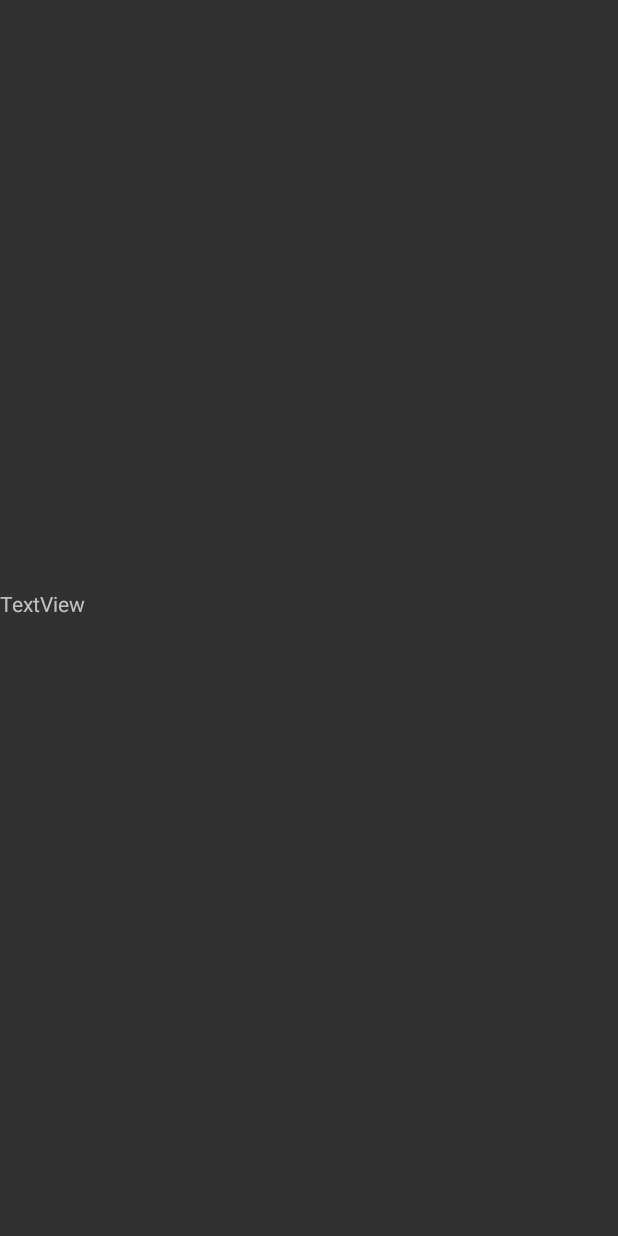
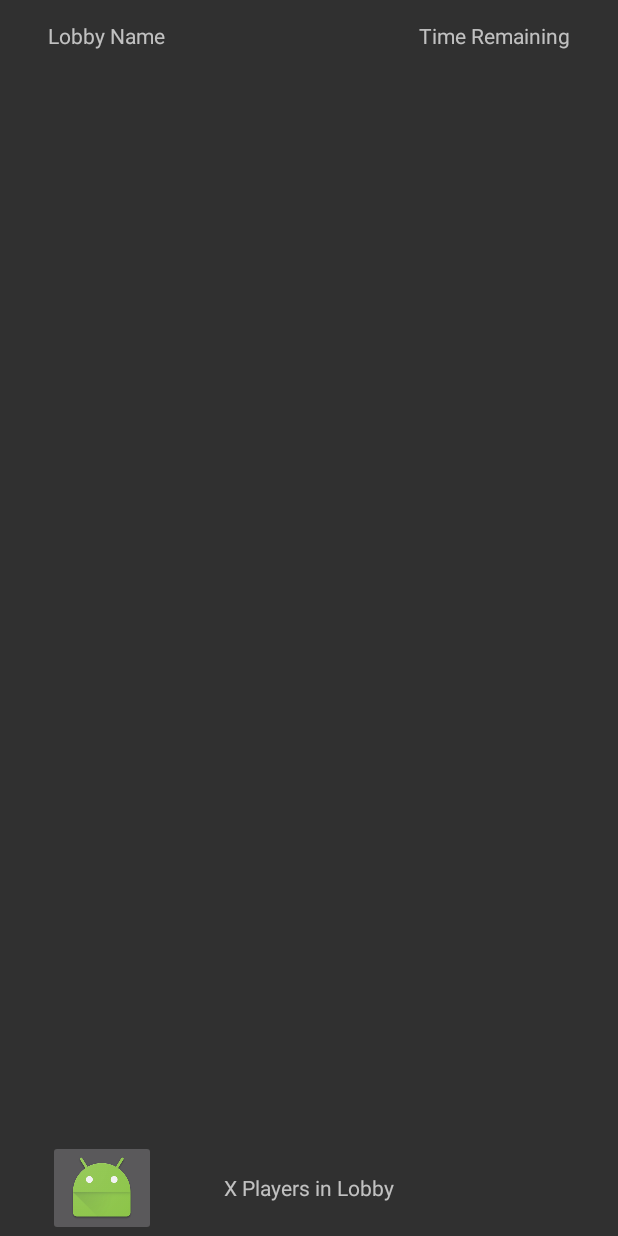
Before and after one commit to srowekamp/Assassins, an Android app: the LobbyActivity screen opened directly, with no data from a screen before it, on a phone screen of 412 x 824 dp. Before the commit the screen is almost empty. Run offline under Robolectric (Android 15) with nearby library versions, the phone set to English and light mode, and no system bars.

Commit message:
More work on Lobby layout. Mostly done

```diff
--- a/Android/Assassins/app/src/main/res/layout/activity_lobby.xml
+++ b/Android/Assassins/app/src/main/res/layout/activity_lobby.xml
@@ -1,12 +1,13 @@
 <?xml version="1.0" encoding="utf-8"?>
 <RelativeLayout xmlns:android="http://schemas.android.com/apk/res/android"
+    xmlns:app="http://schemas.android.com/apk/res-auto"
     xmlns:tools="http://schemas.android.com/tools"
     android:id="@+id/activity_lobby"
     android:layout_width="match_parent"
     android:layout_height="match_parent"
     android:paddingBottom="0dp"
-    android:paddingLeft="0dp"
-    android:paddingRight="0dp"
+    android:paddingLeft="@dimen/activity_horizontal_margin"
+    android:paddingRight="@dimen/activity_horizontal_margin"
     android:paddingTop="0dp"
     tools:context="la_05.com.assassins.LobbyActivity">
 
@@ -17,13 +18,48 @@
         android:layout_centerHorizontal="true"
         android:id="@+id/mapView" />
 
-    <TextView
-        android:text="TextView"
-        android:layout_width="fill_parent"
-        android:layout_height="wrap_content"
-        android:id="@+id/textView"
-        android:layout_above="@+id/mapView"
-        android:layout_alignParentEnd="true"
-        android:layout_alignParentStart="true"
-        android:layout_marginTop="0dp" />
+    <RelativeLayout
+        android:layout_width="match_parent"
+        android:layout_height="48dp">
+
+        <TextView
+            android:text="Lobby Name"
+            android:layout_width="wrap_content"
+            android:layout_height="wrap_content"
+            android:id="@+id/textLobbyName"
+            android:layout_alignParentStart="true"
+            android:layout_centerVertical="true" />
+
+        <TextView
+            android:text="Time Remaining"
+            android:layout_width="wrap_content"
+            android:layout_height="wrap_content"
+            android:id="@+id/textTimeRemaining"
+            android:layout_centerVertical="true"
+            android:layout_alignParentEnd="true" />
+    </RelativeLayout>
+
+    <RelativeLayout
+        android:layout_width="match_parent"
+        android:layout_height="64dp"
+        android:layout_alignParentBottom="true">
+
+        <TextView
+            android:text="X Players in Lobby"
+            android:layout_width="wrap_content"
+            android:layout_height="wrap_content"
+            android:id="@+id/textPlayerCount"
+            android:layout_centerHorizontal="true"
+            android:layout_centerVertical="true" />
+
+        <ImageButton
+            android:layout_width="wrap_content"
+            android:layout_height="wrap_content"
+            app:srcCompat="@mipmap/ic_launcher"
+            android:layout_alignParentStart="true"
+            android:id="@+id/imageButton"
+            android:layout_centerVertical="true" />
+    </RelativeLayout>
+
+
 </RelativeLayout>
```
